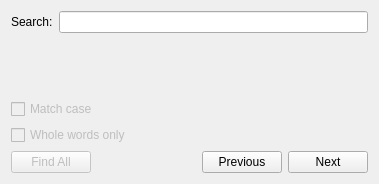
bitsauce/ASIDE, file source/scriptsearch.ui: the form before one commit.
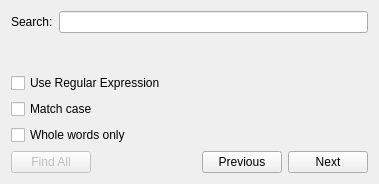
The form after the commit.

Patch:
```diff
--- a/source/scriptsearch.ui
+++ b/source/scriptsearch.ui
@@ -72,7 +72,7 @@
    <item row="2" column="0">
     <widget class="QCheckBox" name="matchCaseCheck">
      <property name="enabled">
-      <bool>false</bool>
+      <bool>true</bool>
      </property>
      <property name="text">
       <string>Match case</string>
@@ -82,13 +82,20 @@
    <item row="3" column="0">
     <widget class="QCheckBox" name="wholeWordsCheck">
      <property name="enabled">
-      <bool>false</bool>
+      <bool>true</bool>
      </property>
      <property name="text">
       <string>Whole words only</string>
      </property>
     </widget>
    </item>
+   <item row="1" column="0">
+    <widget class="QCheckBox" name="regexpCheck">
+     <property name="text">
+      <string>Use Regular Expression</string>
+     </property>
+    </widget>
+   </item>
   </layout>
  </widget>
  <resources/>
```
